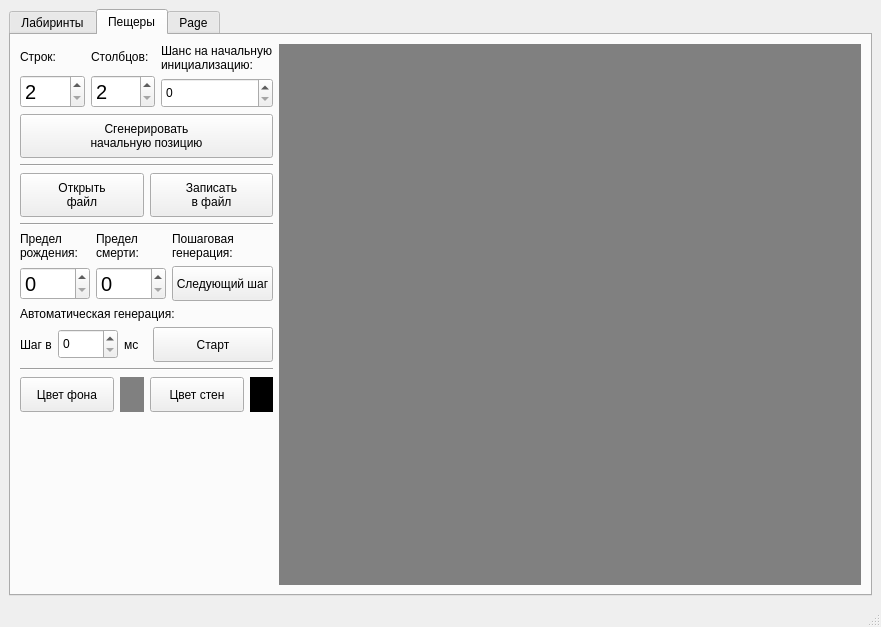
This is src/maze/mainwindow.ui in pi-svetlana/Maze as Qt 5 draws it before an edit. The edited form follows.
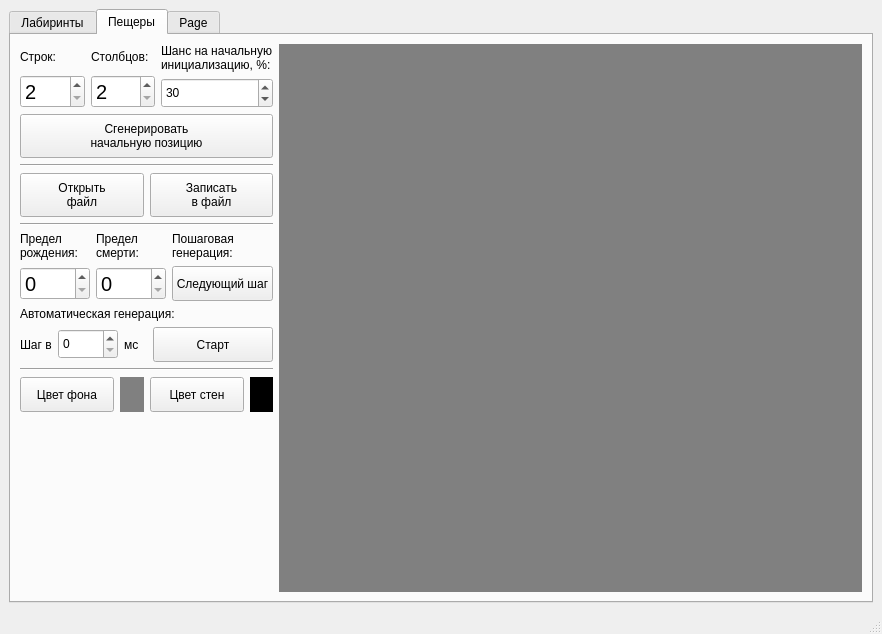
This is the edited form. The open tabs and pages were chosen to show the change. Custom widgets are drawn as their Qt base class.

Patch:
```diff
--- a/src/maze/mainwindow.ui
+++ b/src/maze/mainwindow.ui
@@ -6,8 +6,8 @@
    <rect>
     <x>0</x>
     <y>0</y>
-    <width>881</width>
-    <height>615</height>
+    <width>882</width>
+    <height>634</height>
    </rect>
   </property>
   <property name="minimumSize">
@@ -449,7 +449,7 @@
                  <widget class="QLabel" name="label_7">
                   <property name="text">
                    <string>Шанс на начальную
-инициализацию:</string>
+инициализацию, %:</string>
                   </property>
                  </widget>
                 </item>
@@ -461,6 +461,15 @@
                     <height>30</height>
                    </size>
                   </property>
+                  <property name="minimum">
+                   <number>0</number>
+                  </property>
+                  <property name="maximum">
+                   <number>100</number>
+                  </property>
+                  <property name="value">
+                   <number>30</number>
+                  </property>
                  </widget>
                 </item>
                </layout>
@@ -745,7 +754,7 @@
            </layout>
           </item>
           <item>
-           <widget class="QWidget" name="widget_3" native="true">
+           <widget class="Cave" name="cave_window" native="true">
             <property name="minimumSize">
              <size>
               <width>500</width>
@@ -787,7 +796,13 @@
   <customwidget>
    <class>View</class>
    <extends>QWidget</extends>
-   <header location="global">view.h</header>
+   <header>view.h</header>
+   <container>1</container>
+  </customwidget>
+  <customwidget>
+   <class>Cave</class>
+   <extends>QWidget</extends>
+   <header location="global">cave.h</header>
    <container>1</container>
   </customwidget>
  </customwidgets>
```
Left out of the diff: 8 changed lines with no effect on the pictures.
